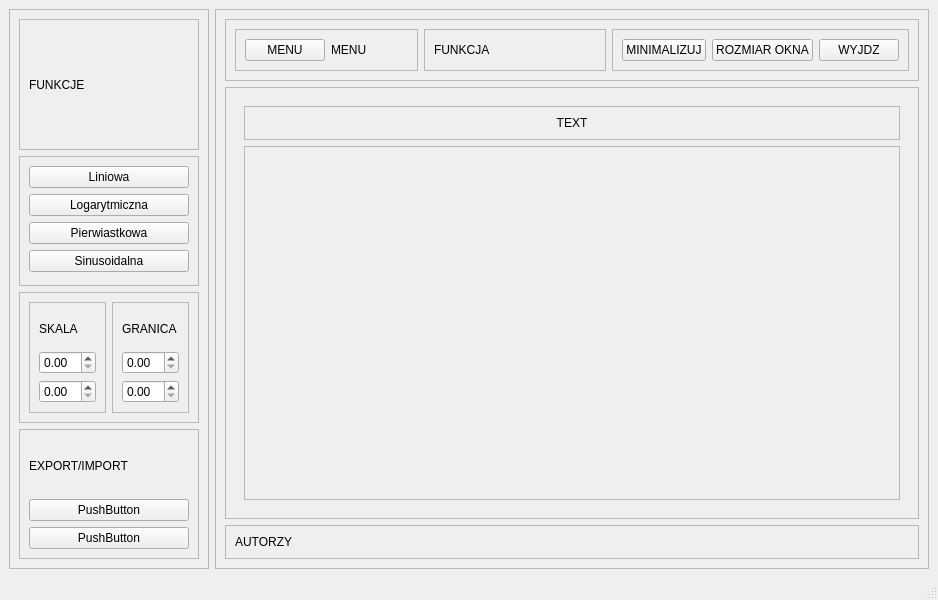
Above: mainwindow.ui from Kris434/FUNkcje before the change. Below: the same form after it.
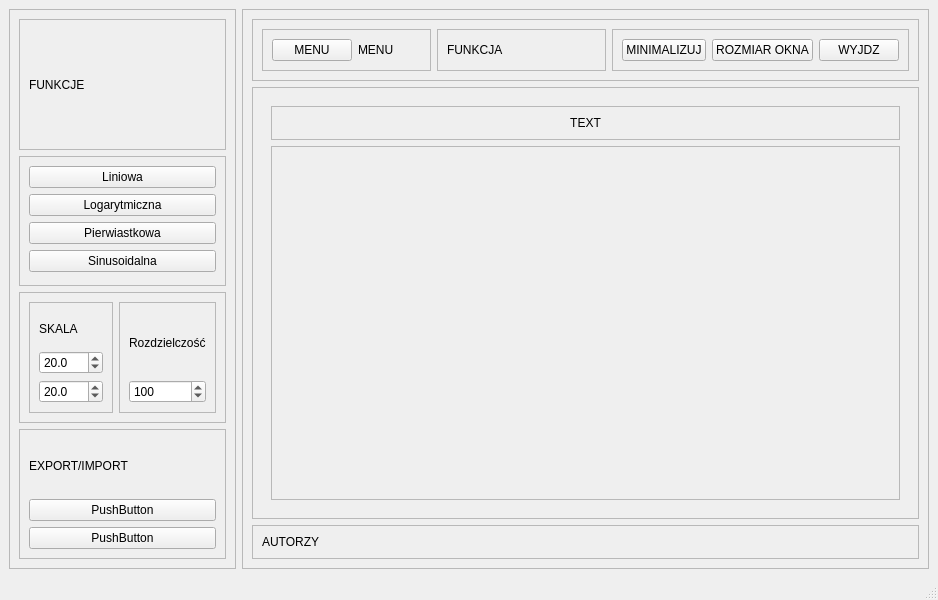
That is the form after the change. Custom widgets are drawn as their Qt base class.

Commit message: Skala i rozdzielczość

```diff
--- a/mainwindow.ui
+++ b/mainwindow.ui
@@ -109,10 +109,30 @@
               </widget>
              </item>
              <item>
-              <widget class="QDoubleSpinBox" name="doubleSpinBox_2"/>
+              <widget class="QDoubleSpinBox" name="doubleSpinBox_2">
+               <property name="decimals">
+                <number>1</number>
+               </property>
+               <property name="maximum">
+                <double>1000.000000000000000</double>
+               </property>
+               <property name="value">
+                <double>20.000000000000000</double>
+               </property>
+              </widget>
              </item>
              <item>
-              <widget class="QDoubleSpinBox" name="doubleSpinBox"/>
+              <widget class="QDoubleSpinBox" name="doubleSpinBox">
+               <property name="decimals">
+                <number>1</number>
+               </property>
+               <property name="maximum">
+                <double>1000.000000000000000</double>
+               </property>
+               <property name="value">
+                <double>20.000000000000000</double>
+               </property>
+              </widget>
              </item>
             </layout>
            </widget>
@@ -129,15 +149,22 @@
              <item>
               <widget class="QLabel" name="label_2">
                <property name="text">
-                <string>GRANICA</string>
+                <string>Rozdzielczość</string>
                </property>
               </widget>
              </item>
              <item>
-              <widget class="QDoubleSpinBox" name="doubleSpinBox_4"/>
-             </item>
-             <item>
-              <widget class="QDoubleSpinBox" name="doubleSpinBox_3"/>
+              <widget class="QDoubleSpinBox" name="doubleSpinBox_3">
+               <property name="decimals">
+                <number>0</number>
+               </property>
+               <property name="maximum">
+                <double>10001.000000000000000</double>
+               </property>
+               <property name="value">
+                <double>100.000000000000000</double>
+               </property>
+              </widget>
              </item>
             </layout>
            </widget>
```
The commit also changes 1 other file.
